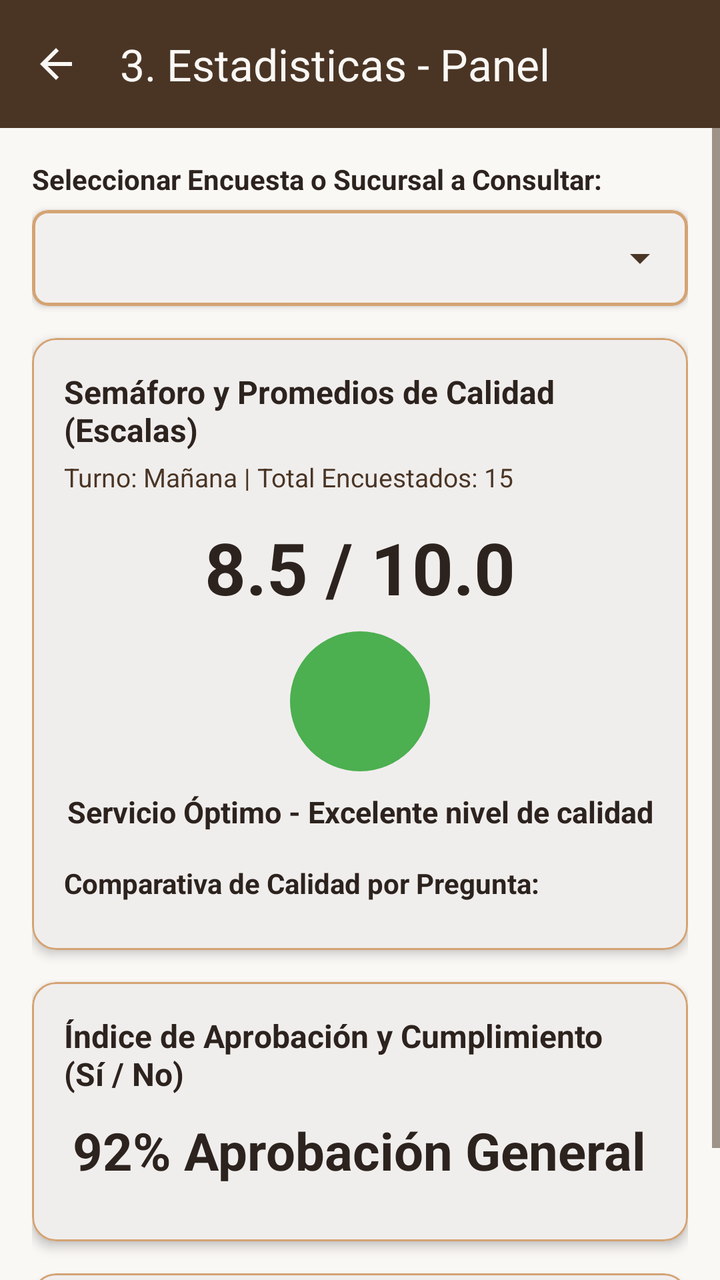
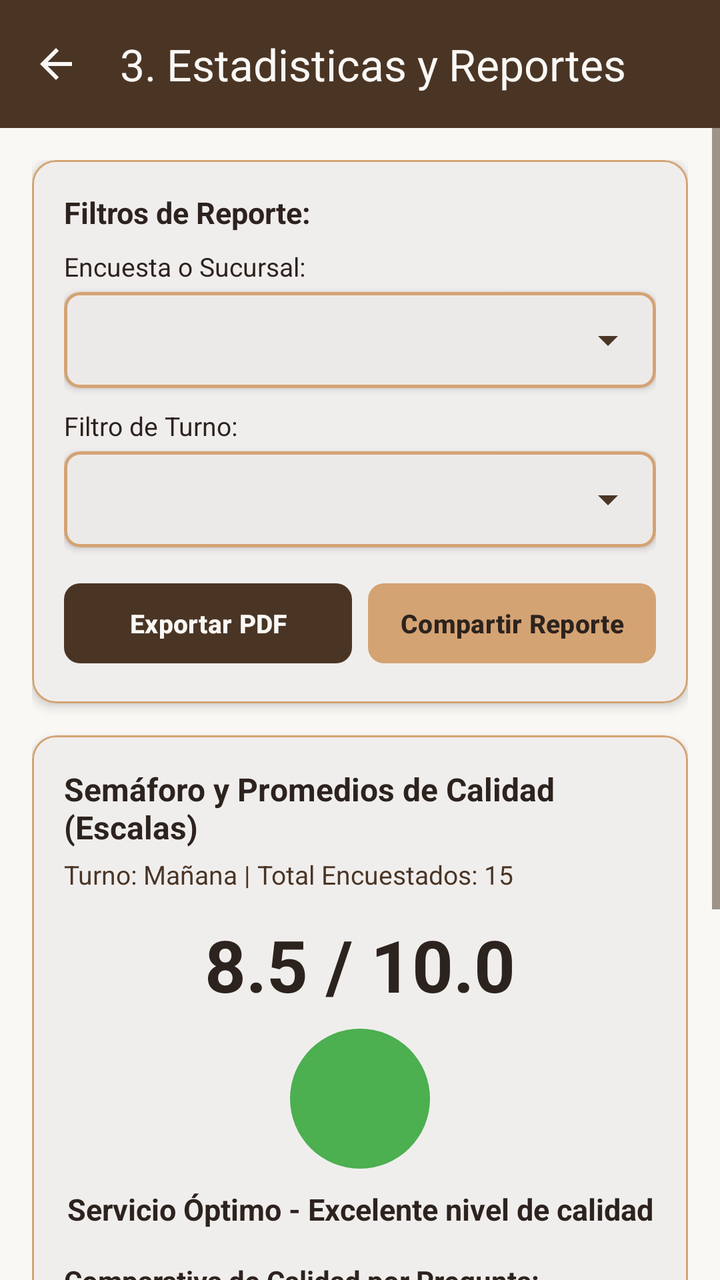

Before-and-after screenshots of an Android layout around one commit, followed by the original layout XML and the change that was made.
<!-- AndroidManifest.xml: application theme Theme.PanaderiaOrellana -->
<!-- res/layout/activity_estadisticas.xml -->
<?xml version="1.0" encoding="utf-8"?>
<LinearLayout xmlns:android="http://schemas.android.com/apk/res/android"
    xmlns:app="http://schemas.android.com/apk/res-auto"
    xmlns:tools="http://schemas.android.com/tools"
    android:id="@+id/rootEstadisticas"
    android:layout_width="match_parent"
    android:layout_height="match_parent"
    android:background="@color/blanco_crema"
    android:fitsSystemWindows="true"
    android:orientation="vertical"
    tools:context=".EstadisticasActivity">

    
    <com.google.android.material.appbar.MaterialToolbar
        android:id="@+id/barraSuperior"
        android:layout_width="match_parent"
        android:layout_height="?attr/actionBarSize"
        android:background="@color/cafe_oscuro"
        app:navigationIcon="@drawable/ic_back"
        app:title="3. Estadisticas - Panel"
        app:titleTextColor="@color/blanco_crema" />

    <ScrollView
        android:layout_width="match_parent"
        android:layout_height="match_parent"
        android:fillViewport="true">

        <LinearLayout
            android:layout_width="match_parent"
            android:layout_height="wrap_content"
            android:orientation="vertical"
            android:padding="16dp">

            
            <TextView
                android:layout_width="wrap_content"
                android:layout_height="wrap_content"
                android:text="Seleccionar Encuesta o Sucursal a Consultar:"
                android:textColor="@color/cafe_negro"
                android:textSize="14sp"
                android:textStyle="bold" />

            <com.google.android.material.card.MaterialCardView
                android:layout_width="match_parent"
                android:layout_height="wrap_content"
                android:layout_marginTop="6dp"
                android:layout_marginBottom="16dp"
                app:cardBackgroundColor="@color/white"
                app:cardCornerRadius="8dp"
                app:cardElevation="2dp"
                app:strokeColor="@color/marron_tostado"
                app:strokeWidth="1.5dp">

                <Spinner
                    android:id="@+id/spSeleccionarEncuestaEstadisticas"
                    android:layout_width="match_parent"
                    android:layout_height="48dp"
                    android:paddingStart="8dp"
                    android:paddingEnd="8dp"
                    android:spinnerMode="dropdown" />
            </com.google.android.material.card.MaterialCardView>

            
            <com.google.android.material.card.MaterialCardView
                android:id="@+id/tarjetaResumenGeneral"
                android:layout_width="match_parent"
                android:layout_height="wrap_content"
                android:layout_marginBottom="16dp"
                app:cardBackgroundColor="@color/white"
                app:cardCornerRadius="12dp"
                app:cardElevation="3dp">

                <LinearLayout
                    android:layout_width="match_parent"
                    android:layout_height="wrap_content"
                    android:orientation="vertical"
                    android:padding="16dp">

                    <TextView
                        android:layout_width="wrap_content"
                        android:layout_height="wrap_content"
                        android:text="Semáforo y Promedios de Calidad (Escalas)"
                        android:textColor="@color/cafe_negro"
                        android:textSize="16sp"
                        android:textStyle="bold" />

                    
                    <TextView
                        android:id="@+id/tvEtiquetaTurno"
                        android:layout_width="wrap_content"
                        android:layout_height="wrap_content"
                        android:layout_marginTop="4dp"
                        android:text="Turno: Mañana | Total Encuestados: 15"
                        android:textColor="@color/cafe_oscuro"
                        android:textSize="13sp" />

                    
                    <TextView
                        android:id="@+id/tvNotaPromedio"
                        android:layout_width="wrap_content"
                        android:layout_height="wrap_content"
                        android:layout_gravity="center"
                        android:layout_marginTop="12dp"
                        android:layout_marginBottom="8dp"
                        android:text="8.5 / 10.0"
                        android:textColor="@color/cafe_negro"
                        android:textSize="36sp"
                        android:textStyle="bold" />

                    
                    <View
                        android:id="@+id/vistaSemaforo"
                        android:layout_width="70dp"
                        android:layout_height="70dp"
                        android:layout_gravity="center"
                        android:background="@drawable/shape_circle"
                        android:backgroundTint="@color/semaforo_verde_on" />

                    
                    <TextView
                        android:id="@+id/tvEstadoSemaforo"
                        android:layout_width="match_parent"
                        android:layout_height="wrap_content"
                        android:layout_marginTop="10dp"
                        android:gravity="center"
                        android:text="Servicio Óptimo - Excelente nivel de calidad"
                        android:textColor="@color/cafe_negro"
                        android:textSize="15sp"
                        android:textStyle="bold" />

                    
                    <TextView
                        android:layout_width="wrap_content"
                        android:layout_height="wrap_content"
                        android:layout_marginTop="16dp"
                        android:layout_marginBottom="8dp"
                        android:text="Comparativa de Calidad por Pregunta:"
                        android:textColor="@color/cafe_negro"
                        android:textSize="14sp"
                        android:textStyle="bold" />

                    <LinearLayout
                        android:id="@+id/containerGraficaEscalas"
                        android:layout_width="match_parent"
                        android:layout_height="wrap_content"
                        android:orientation="vertical">
                    </LinearLayout>

                </LinearLayout>
            </com.google.android.material.card.MaterialCardView>

            
            <com.google.android.material.card.MaterialCardView
                android:layout_width="match_parent"
                android:layout_height="wrap_content"
                android:layout_marginBottom="16dp"
                app:cardBackgroundColor="@color/white"
                app:cardCornerRadius="12dp"
                app:cardElevation="3dp">

                <LinearLayout
                    android:layout_width="match_parent"
                    android:layout_height="wrap_content"
                    android:orientation="vertical"
                    android:padding="16dp">

                    <TextView
                        android:layout_width="wrap_content"
                        android:layout_height="wrap_content"
                        android:text="Índice de Aprobación y Cumplimiento (Sí / No)"
                        android:textColor="@color/cafe_negro"
                        android:textSize="16sp"
                        android:textStyle="bold" />

                    <TextView
                        android:id="@+id/tvPorcentajeAprobacion"
                        android:layout_width="wrap_content"
                        android:layout_height="wrap_content"
                        android:layout_gravity="center"
                        android:layout_marginTop="10dp"
                        android:layout_marginBottom="12dp"
                        android:text="92% Aprobación General"
                        android:textColor="@color/cafe_negro"
                        android:textSize="26sp"
                        android:textStyle="bold" />

                    
                    <LinearLayout
                        android:id="@+id/containerGraficaSiNo"
                        android:layout_width="match_parent"
                        android:layout_height="wrap_content"
                        android:orientation="vertical">
                    </LinearLayout>

                </LinearLayout>
            </com.google.android.material.card.MaterialCardView>

            
            <com.google.android.material.card.MaterialCardView
                android:layout_width="match_parent"
                android:layout_height="wrap_content"
                app:cardBackgroundColor="@color/white"
                app:cardCornerRadius="12dp"
                app:cardElevation="3dp">

                <LinearLayout
                    android:layout_width="match_parent"
                    android:layout_height="wrap_content"
                    android:orientation="vertical"
                    android:padding="16dp">

                    <TextView
                        android:layout_width="wrap_content"
                        android:layout_height="wrap_content"
                        android:layout_marginBottom="8dp"
                        android:text="Observaciones y Justificantes del Turno"
                        android:textColor="@color/cafe_negro"
                        android:textSize="16sp"
                        android:textStyle="bold" />

                    <LinearLayout
                        android:id="@+id/containerNotasJustificantes"
                        android:layout_width="match_parent"
                        android:layout_height="wrap_content"
                        android:orientation="vertical">
                    </LinearLayout>

                </LinearLayout>
            </com.google.android.material.card.MaterialCardView>

        </LinearLayout>
    </ScrollView>
</LinearLayout>
<!-- resources referenced by this layout -->
<resources>
  <color name="blanco_crema">#FAF8F5</color>
  <color name="cafe_negro">#2D231E</color>
  <color name="cafe_oscuro">#4A3525</color>
  <color name="marron_tostado">#D4A373</color>
  <color name="semaforo_verde_on">#4CAF50</color>
  <color name="white">#FFFFFFFF</color>
  <!-- drawable ic_back (drawable) -->
  <vector xmlns:android="http://schemas.android.com/apk/res/android"
      android:width="24dp"
      android:height="24dp"
      android:viewportWidth="24"
      android:viewportHeight="24">
      <path
          android:fillColor="#FAF8F5"
          android:pathData="M20,11H7.83l5.59,-5.59L12,4l-8,8 8,8 1.41,-1.41L7.83,13H20v-2z" />
  </vector>
  <!-- drawable shape_circle (drawable) -->
  <?xml version="1.0" encoding="utf-8"?>
  <shape xmlns:android="http://schemas.android.com/apk/res/android"
      android:shape="oval">
      <solid android:color="@color/marron_tostado" />
  </shape>
  <style name="Theme.PanaderiaOrellana" parent="Base.Theme.PanaderiaOrellana" />
  <style name="CustomAlertDialogTheme" parent="ThemeOverlay.Material3.MaterialAlertDialog">
          <item name="android:background">@color/white</item>
          <item name="colorSurface">@color/white</item>
          <item name="colorOnSurface">@color/cafe_negro</item>
          <item name="colorOnSurfaceVariant">@color/cafe_negro</item>
          <item name="colorPrimary">@color/cafe_oscuro</item>
          <item name="colorSecondary">@color/terracota</item>
          <item name="android:textColorPrimary">@color/cafe_negro</item>
  
          <item name="materialAlertDialogTitleTextStyle">@style/CustomDialogTitle</item>
          <item name="materialAlertDialogBodyTextStyle">@style/CustomDialogBody</item>
  
          <item name="buttonBarPositiveButtonStyle">@style/CustomDialogPositiveButton</item>
          <item name="buttonBarNegativeButtonStyle">@style/CustomDialogNegativeButton</item>
      </style>
  <style name="CustomSwitchStyle" parent="Widget.Material3.CompoundButton.MaterialSwitch">
          <item name="thumbTint">@color/switch_thumb_colors</item>
          <item name="trackTint">@color/switch_track_colors</item>
      </style>
  <style name="CustomRadioButtonStyle" parent="Widget.Material3.CompoundButton.RadioButton">
          <item name="buttonTint">@color/radio_button_tint</item>
      </style>
  <style name="CustomTextInputLayout" parent="Widget.Material3.TextInputLayout.OutlinedBox">
          <item name="boxStrokeColor">@color/marron_tostado</item>
          <item name="hintTextColor">@color/cafe_oscuro</item>
          <item name="cursorColor">@color/cafe_oscuro</item>
      </style>
  <color name="terracota">#E07A5F</color>
  <style name="CustomDialogTitle" parent="MaterialAlertDialog.Material3.Title.Text">
          <item name="android:textColor">@color/cafe_negro</item>
          <item name="android:textStyle">bold</item>
      </style>
  <style name="CustomDialogBody" parent="MaterialAlertDialog.Material3.Body.Text">
          <item name="android:textColor">@color/cafe_negro</item>
      </style>
  <style name="CustomDialogPositiveButton" parent="Widget.Material3.Button.TextButton">
          <item name="android:textColor">@color/cafe_oscuro</item>
          <item name="android:textStyle">bold</item>
      </style>
  <style name="CustomDialogNegativeButton" parent="Widget.Material3.Button.TextButton">
          <item name="android:textColor">@color/terracota</item>
      </style>
  <!-- unchanged entries left out for length: 1 -->
</resources>

<!-- the commit's change to res/layout/activity_estadisticas.xml (unified diff, before → after) -->
@@ -17,7 +17,7 @@
         android:layout_height="?attr/actionBarSize"
         android:background="@color/cafe_oscuro"
         app:navigationIcon="@drawable/ic_back"
-        app:title="3. Estadisticas - Panel"
+        app:title="3. Estadisticas y Reportes"
         app:titleTextColor="@color/blanco_crema" />
 
     <ScrollView
@@ -32,32 +32,121 @@
             android:padding="16dp">
 
             
-            <TextView
-                android:layout_width="wrap_content"
-                android:layout_height="wrap_content"
-                android:text="Seleccionar Encuesta o Sucursal a Consultar:"
-                android:textColor="@color/cafe_negro"
-                android:textSize="14sp"
-                android:textStyle="bold" />
-
             <com.google.android.material.card.MaterialCardView
                 android:layout_width="match_parent"
                 android:layout_height="wrap_content"
-                android:layout_marginTop="6dp"
                 android:layout_marginBottom="16dp"
                 app:cardBackgroundColor="@color/white"
-                app:cardCornerRadius="8dp"
-                app:cardElevation="2dp"
-                app:strokeColor="@color/marron_tostado"
-                app:strokeWidth="1.5dp">
-
-                <Spinner
-                    android:id="@+id/spSeleccionarEncuestaEstadisticas"
+                app:cardCornerRadius="12dp"
+                app:cardElevation="3dp">
+
+                <LinearLayout
                     android:layout_width="match_parent"
-                    android:layout_height="48dp"
-                    android:paddingStart="8dp"
-                    android:paddingEnd="8dp"
-                    android:spinnerMode="dropdown" />
+                    android:layout_height="wrap_content"
+                    android:orientation="vertical"
+                    android:padding="16dp">
+
+                    <TextView
+                        android:layout_width="wrap_content"
+                        android:layout_height="wrap_content"
+                        android:text="Filtros de Reporte:"
+                        android:textColor="@color/cafe_negro"
+                        android:textSize="15sp"
+                        android:textStyle="bold" />
+
+                    
+                    <TextView
+                        android:layout_width="wrap_content"
+                        android:layout_height="wrap_content"
+                        android:layout_marginTop="8dp"
+                        android:text="Encuesta o Sucursal:"
+                        android:textColor="@color/cafe_negro"
+                        android:textSize="13sp" />
+
+                    <com.google.android.material.card.MaterialCardView
+                        android:layout_width="match_parent"
+                        android:layout_height="wrap_content"
+                        android:layout_marginTop="4dp"
+                        app:cardBackgroundColor="@color/white"
+                        app:cardCornerRadius="8dp"
+                        app:cardElevation="2dp"
+                        app:strokeColor="@color/marron_tostado"
+                        app:strokeWidth="1.5dp">
+
+                        <Spinner
+                            android:id="@+id/spSeleccionarEncuestaEstadisticas"
+                            android:layout_width="match_parent"
+                            android:layout_height="48dp"
+                            android:paddingStart="8dp"
+                            android:paddingEnd="8dp"
+                            android:spinnerMode="dropdown" />
+                    </com.google.android.material.card.MaterialCardView>
+
+                    
+                    <TextView
+                        android:layout_width="wrap_content"
+                        android:layout_height="wrap_content"
+                        android:layout_marginTop="10dp"
+                        android:text="Filtro de Turno:"
+                        android:textColor="@color/cafe_negro"
+                        android:textSize="13sp" />
+
+                    <com.google.android.material.card.MaterialCardView
+                        android:layout_width="match_parent"
+                        android:layout_height="wrap_content"
+                        android:layout_marginTop="4dp"
+                        app:cardBackgroundColor="@color/white"
+                        app:cardCornerRadius="8dp"
+                        app:cardElevation="2dp"
+                        app:strokeColor="@color/marron_tostado"
+                        app:strokeWidth="1.5dp">
+
+                        <Spinner
+                            android:id="@+id/spFiltroTurnoEstadisticas"
+                            android:layout_width="match_parent"
+                            android:layout_height="48dp"
+                            android:paddingStart="8dp"
+                            android:paddingEnd="8dp"
+                            android:spinnerMode="dropdown" />
+                    </com.google.android.material.card.MaterialCardView>
+
+                    
+                    <LinearLayout
+                        android:layout_width="match_parent"
+                        android:layout_height="wrap_content"
+                        android:layout_marginTop="14dp"
+                        android:orientation="horizontal">
+
+                        <com.google.android.material.button.MaterialButton
+                            android:id="@+id/btnExportarPDF"
+                            android:layout_width="0dp"
+                            android:layout_height="48dp"
+                            android:layout_marginEnd="4dp"
+                            android:layout_weight="1"
+                            android:paddingHorizontal="4dp"
+                            android:text="Exportar PDF"
+                            android:textColor="@color/blanco_crema"
+                            android:textSize="13sp"
+                            android:textStyle="bold"
+                            app:backgroundTint="@color/cafe_oscuro"
+                            app:cornerRadius="8dp" />
+
+                        <com.google.android.material.button.MaterialButton
+                            android:id="@+id/btnCompartirReporte"
+                            android:layout_width="0dp"
+                            android:layout_height="48dp"
+                            android:layout_marginStart="4dp"
+                            android:layout_weight="1"
+                            android:paddingHorizontal="4dp"
+                            android:text="Compartir Reporte"
+                            android:textColor="@color/cafe_negro"
+                            android:textSize="13sp"
+                            android:textStyle="bold"
+                            app:backgroundTint="@color/marron_tostado"
+                            app:cornerRadius="8dp" />
+                    </LinearLayout>
+
+                </LinearLayout>
             </com.google.android.material.card.MaterialCardView>
 
             
